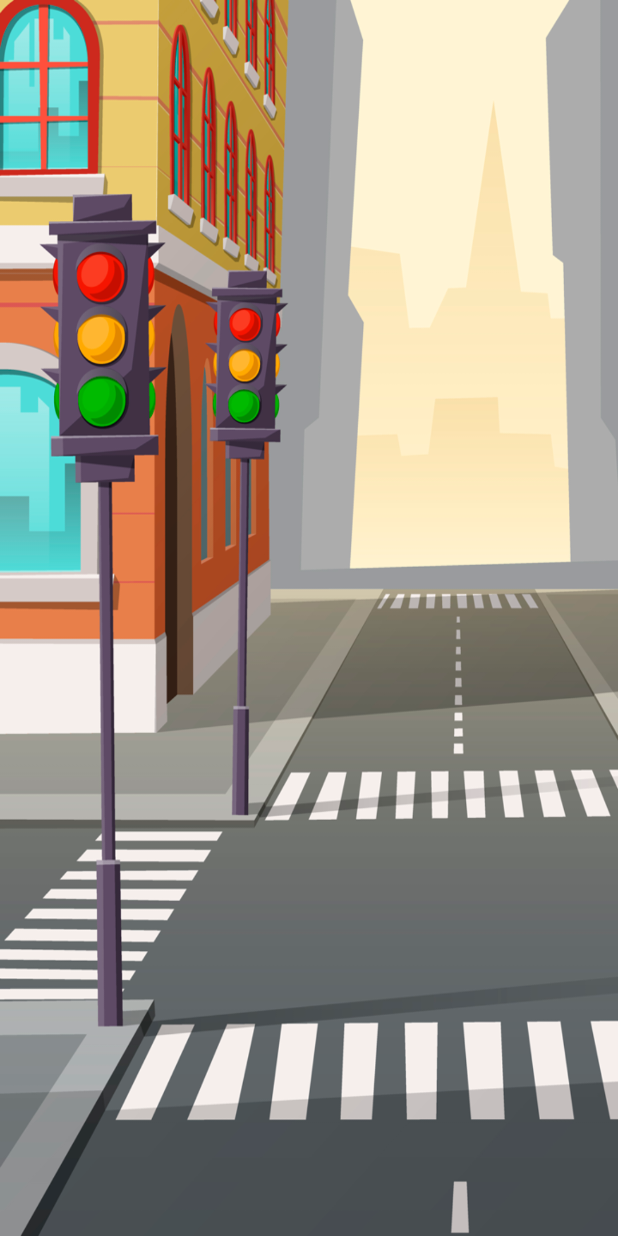
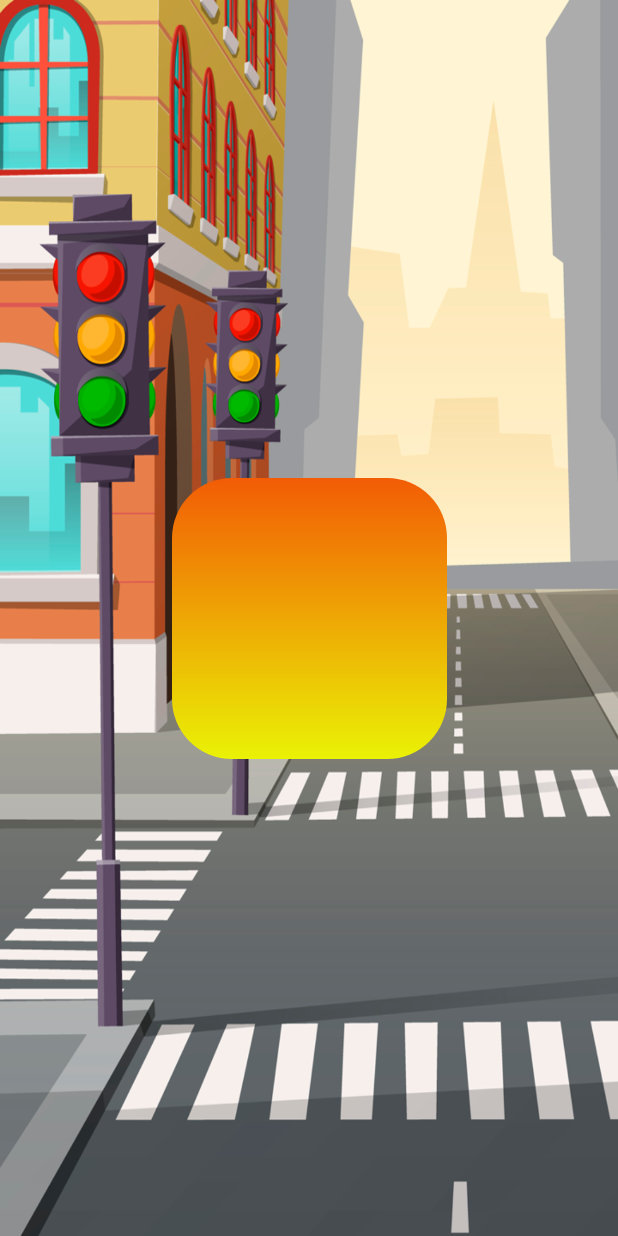
Before and after one commit to SergioFQ/toddlearn, an Android app: the Game1Activity screen opened directly, with no data from a screen before it, on a phone screen of 412 x 824 dp. Run offline under Robolectric (Android 15) with nearby library versions, the phone set to English and light mode, and no system bars.

Commit message:
added game1

```diff
--- a/app/src/main/java/com/g12/toddlearn/Game1Activity.java
+++ b/app/src/main/java/com/g12/toddlearn/Game1Activity.java
@@ -2,13 +2,94 @@ package com.g12.toddlearn;
 
 import androidx.appcompat.app.AppCompatActivity;
 
+import android.content.Context;
+import android.hardware.Sensor;
+import android.hardware.SensorEvent;
+import android.hardware.SensorEventListener;
+import android.hardware.SensorManager;
 import android.os.Bundle;
+import android.os.Handler;
+import android.util.Log;
+import android.widget.ImageView;
 
-public class Game1Activity extends AppCompatActivity {
+import java.util.Random;
 
+public class Game1Activity extends AppCompatActivity implements SensorEventListener
+{
+
+    SensorManager sensorManager;
+    Sensor accelerometer;
+    ImageView image;
     @Override
-    protected void onCreate(Bundle savedInstanceState) {
+    protected void onCreate(Bundle savedInstanceState)
+    {
         super.onCreate(savedInstanceState);
         setContentView(R.layout.activity_game1);
+        image = (ImageView) findViewById(R.id.arrow);
+        Log.d("Game1Activity","accelerometer start");
+        sensorManager = (SensorManager) getSystemService(Context.SENSOR_SERVICE);
+        accelerometer = sensorManager.getDefaultSensor(Sensor.TYPE_ACCELEROMETER);
+        sensorManager.registerListener(Game1Activity.this, accelerometer, 3000);
+        Log.d("Game1Activity","accelerometer created");
+
+        new Handler().postDelayed(new Runnable() {
+            boolean stop = false;
+            Random randomGenerator = new Random();
+            int randomInt = randomGenerator.nextInt(2);
+            public void run()
+            {
+                Log.d("Game1Activity", "run");
+                randomInt = randomGenerator.nextInt(2);
+                if (randomInt == 0) //izq
+                {
+                    Log.d("Game1Activity", "izq");
+                    image.setImageResource(R.drawable.signal_left);
+                }
+                if (randomInt == 1) //der
+                {
+                    Log.d("Game1Activity", "der");
+                    image.setImageResource(R.drawable.signal_right);
+                }
+                new Handler().postDelayed(this, 3000);
+            }
+        }, 3000);
     }
+    public void onAccuracyChanged(Sensor sensor, int i){
+
+    }
+    public void onSensorChanged(SensorEvent sensorEvent)
+    {
+//        Log.d("Game1Activity","onSensorChanged X:" + sensorEvent.values[0] + " Y: " + sensorEvent.values[1] + " Z: " + sensorEvent.values[2]);
+//        final Handler handler = new Handler();
+//        int updateInterval = 3000;
+//
+//        handler.postDelayed( new Runnable()
+//        {
+//
+//            boolean stop = false;
+//            Random randomGenerator = new Random();
+//            int randomInt = randomGenerator.nextInt(2);
+//
+//            public void stop() {
+//                this.stop = true;
+//            }
+//
+//            public void run()
+//            {
+//                Log.d("Game1Activity", "run");
+//                if (randomInt == 0) //izq
+//                {
+//                    image.setImageResource(R.drawable.signal_left);
+//                }
+//                if (randomInt == 1) //der
+//                {
+//                    image.setImageResource(R.drawable.signal_right);
+//                }
+//                // Any code which goes here will be executed every 'updateInterval'
+//                // change your background here
+//                //handler.postDelayed(this, 30000);
+//            }
+//        }, updateInterval);
+    }
+
 }
--- a/app/src/main/res/layout/activity_game1.xml
+++ b/app/src/main/res/layout/activity_game1.xml
@@ -7,4 +7,13 @@
     tools:context=".Game1Activity"
     android:background="@drawable/game1_background">
 
+    <ImageView
+        android:id="@+id/arrow"
+        android:layout_width="183dp"
+        android:layout_height="187dp"
+        app:layout_constraintBottom_toBottomOf="parent"
+        app:layout_constraintEnd_toEndOf="parent"
+        app:layout_constraintStart_toStartOf="parent"
+        app:layout_constraintTop_toTopOf="parent"
+        app:srcCompat="@drawable/titles_background" />
 </androidx.constraintlayout.widget.ConstraintLayout>
```
Also changed, not shown: app/src/main/res/drawable/signal_left.png (added), app/src/main/res/drawable/signal_right.png (added).
